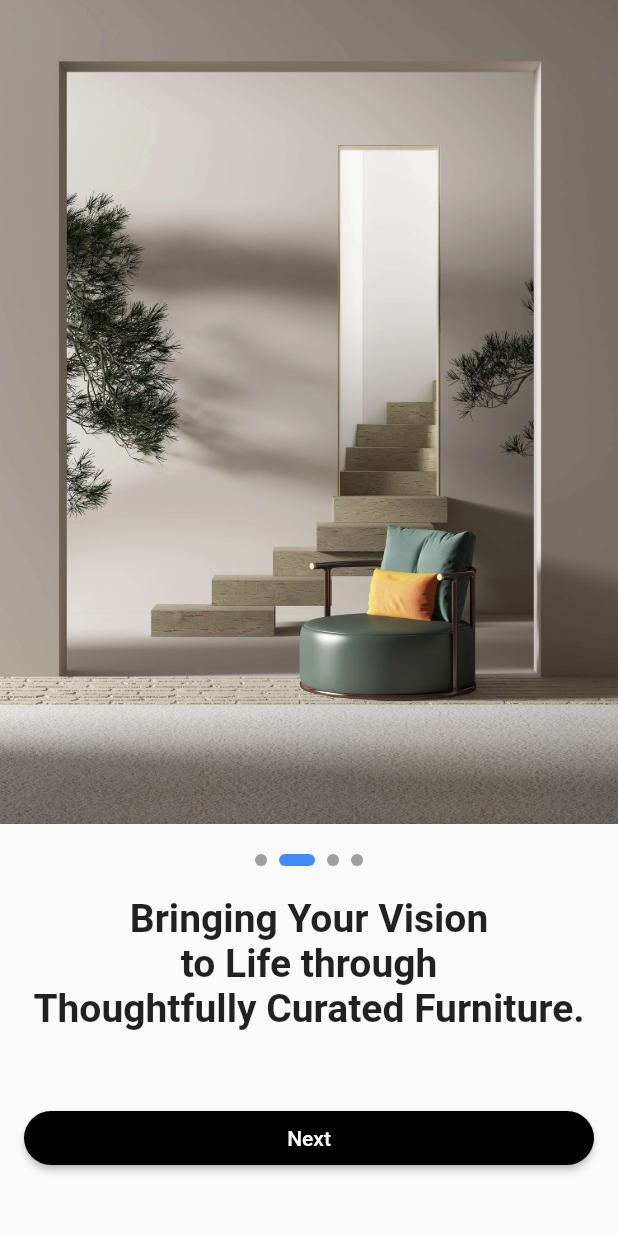
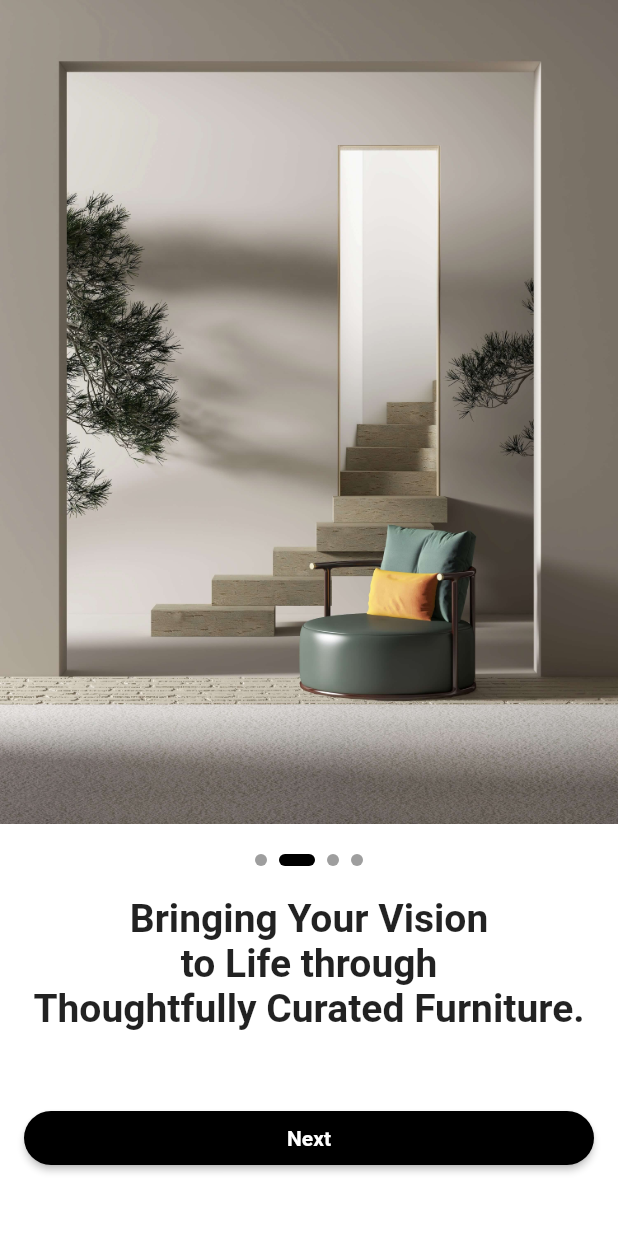
Before and after one commit to hoajb/flutter-ecommerce-furniture, a Flutter app: the screen it shows after launch, after a tap on "Next", on a phone screen of 412 x 824 dp. Run offline on Flutter 3.47's test engine with Material 2 defaults, Android fonts, the phone set to English and light mode, and no system bars; our stand-ins replace shared_preferences.

Commit message:
theme-dark-mode

```diff
--- a/lib/config/theme/app_themes.dart
+++ b/lib/config/theme/app_themes.dart
@@ -1,18 +1,27 @@
 import 'package:flutter/material.dart';
 
-ThemeData theme() {
+ThemeData getAppTheme(BuildContext context, bool isDarkTheme) {
   return ThemeData(
-      scaffoldBackgroundColor: Colors.white,
-      fontFamily: 'Muli',
-      appBarTheme: appBarTheme());
-}
-
-AppBarTheme appBarTheme() {
-  return const AppBarTheme(
-    color: Colors.white,
-    elevation: 0,
-    centerTitle: true,
-    iconTheme: IconThemeData(color: Color(0XFF8B8B8B)),
-    titleTextStyle: TextStyle(color: Color(0XFF8B8B8B), fontSize: 18),
+    scaffoldBackgroundColor: isDarkTheme ? Colors.black : Colors.white,
+    textTheme: Theme.of(context)
+        .textTheme
+        .copyWith(
+          titleSmall:
+              Theme.of(context).textTheme.titleSmall?.copyWith(fontSize: 11),
+        )
+        .apply(
+          bodyColor: isDarkTheme ? Colors.white : Colors.black,
+          displayColor: Colors.grey,
+        ),
+    switchTheme: SwitchThemeData(
+      thumbColor: MaterialStateProperty.all(
+          isDarkTheme ? Colors.orange : Colors.purple),
+    ),
+    listTileTheme: ListTileThemeData(
+        iconColor: isDarkTheme ? Colors.orange : Colors.purple),
+    appBarTheme: AppBarTheme(
+        backgroundColor: isDarkTheme ? Colors.black : Colors.white,
+        iconTheme:
+            IconThemeData(color: isDarkTheme ? Colors.white : Colors.black54)),
   );
 }
--- /dev/null
+++ b/lib/config/theme/styles.dart
@@ -0,0 +1,107 @@
+import 'dart:ui';
+
+import 'package:flutter/material.dart';
+
+abstract class Styles {
+  //colors
+  static const Color whiteColor = Color(0xffffffff);
+  static const Color blackColor = Color(0xff0000000);
+  static const Color orangeColor = Colors.orange;
+  static const Color redColor = Colors.red;
+  static const Color darkRedColor = Color(0xFFB71C1C);
+
+  static const Color purpleColor = Color(0xff5E498A);
+
+  static const Color darkThemeColor = Color(0xff33333E);
+
+  static const Color grayColor = Color(0xff797979);
+
+  static const Color greyColorLight = Color(0xffd7d7d7);
+
+  static const Color settingsBackground = Color(0xffefeff4);
+
+  static const Color settingsGroupSubtitle = Color(0xff777777);
+
+  static const Color iconBlue = Color(0xff0000ff);
+  static const Color transparent = Colors.transparent;
+  static const Color iconGold = Color(0xffdba800);
+  static const Color bottomBarSelectedColor = Color(0xff5e4989);
+
+  //Strings
+  static const TextStyle defaultTextStyle = TextStyle(
+    color: Styles.purpleColor,
+    fontSize: 20.0,
+  );
+  static const TextStyle defaultTextStyleBlack = TextStyle(
+    color: Styles.blackColor,
+    fontSize: 20.0,
+  );
+  static const TextStyle defaultTextStyleGRey = TextStyle(
+    color: Styles.grayColor,
+    fontSize: 20.0,
+  );
+  static const TextStyle smallTextStyleGRey = TextStyle(
+    color: Styles.grayColor,
+    fontSize: 16.0,
+  );
+  static const TextStyle smallTextStyle = TextStyle(
+    color: Styles.purpleColor,
+    fontSize: 16.0,
+  );
+  static const TextStyle smallTextStyleWhite = TextStyle(
+    color: Styles.whiteColor,
+    fontSize: 16.0,
+  );
+  static const TextStyle smallTextStyleBlack = TextStyle(
+    color: Styles.blackColor,
+    fontSize: 16.0,
+  );
+  static const TextStyle defaultButtonTextStyle =
+      TextStyle(color: Styles.whiteColor, fontSize: 20);
+
+  static const TextStyle profileTextStyleBlack = TextStyle(
+    color: Styles.blackColor,
+    fontSize: 20.0,
+  );
+
+  static const TextStyle defaultTextStyleWhite = TextStyle(
+    color: Styles.whiteColor,
+    fontSize: 20.0,
+  );
+  static const TextStyle messageRecipientTextStyle = TextStyle(
+      color: Styles.blackColor, fontSize: 16.0, fontWeight: FontWeight.bold);
+
+  static ThemeData themeData(bool isDarkTheme, BuildContext context) {
+    return ThemeData(
+      //* Custom Google Font
+      //  fontFamily: Devfest.google_sans_family,
+      primarySwatch: Colors.grey,
+      primaryColor: isDarkTheme ? Colors.black : Colors.white,
+      scaffoldBackgroundColor: isDarkTheme ? Colors.black : Colors.white,
+      //
+      // backgroundColor: isDarkTheme ? Colors.black : Color(0xffF1F5FB),
+      //
+      // indicatorColor: isDarkTheme ? Color(0xff0E1D36) : Color(0xffCBDCF8),
+      // // buttonColor: isDarkTheme ? Color(0xff3B3B3B) : Color(0xffF1F5FB),
+      //
+      // hintColor: isDarkTheme ? Color(0xff280C0B) : Color(0xffEECED3),
+      //
+      // highlightColor: isDarkTheme ? Color(0xff372901) : Color(0xffFCE192),
+      // hoverColor: isDarkTheme ? Color(0xff3A3A3B) : Color(0xff4285F4),
+      //
+      // focusColor: isDarkTheme ? Color(0xff0B2512) : Color(0xffA8DAB5),
+      // disabledColor: Colors.grey,
+      // // textSelectionColor: isDarkTheme ? Colors.white : Colors.black,
+      // cardColor: isDarkTheme ? Color(0xFF151515) : Colors.white,
+      // canvasColor: isDarkTheme ? Colors.black : Colors.grey[50],
+      brightness: isDarkTheme ? Brightness.dark : Brightness.light,
+      // buttonTheme: Theme.of(context).buttonTheme.copyWith(
+      //     colorScheme: isDarkTheme ? ColorScheme.dark() : ColorScheme.light()),
+      appBarTheme: AppBarTheme(
+          backgroundColor: isDarkTheme ? Colors.black : Colors.white,
+          elevation: 0.0,
+          iconTheme: IconThemeData(
+              color: isDarkTheme ? Colors.white : Colors.black54)),
+    );
+  }
+}
--- /dev/null
+++ b/lib/config/theme/theme_preferences.dart
@@ -0,0 +1,15 @@
+import 'package:shared_preferences/shared_preferences.dart';
+
+class MyThemePreferences {
+  static const THEME_KEY = "theme_key";
+
+  setTheme(bool value) async {
+    SharedPreferences sharedPreferences = await SharedPreferences.getInstance();
+    sharedPreferences.setBool(THEME_KEY, value);
+  }
+
+  getTheme() async {
+    SharedPreferences sharedPreferences = await SharedPreferences.getInstance();
+    return sharedPreferences.getBool(THEME_KEY) ?? false;
+  }
+}
--- /dev/null
+++ b/lib/config/theme/theme_provider.dart
@@ -0,0 +1,31 @@
+import 'package:flutter/material.dart';
+import 'package:flutter_ecommerce_furniture/config/theme/theme_preferences.dart';
+
+class ModelTheme extends ChangeNotifier {
+  late bool _isDark;
+  late MyThemePreferences _preferences;
+
+  bool get isDarkMode => _isDark;
+
+  ModelTheme() {
+    _isDark = false;
+    _preferences = MyThemePreferences();
+    getPreferences();
+  }
+
+//Switching the themes
+  set isDarkMode(bool value) {
+    _isDark = value;
+    _preferences.setTheme(value);
+    notifyListeners();
+  }
+
+  getPreferences() async {
+    _isDark = await _preferences.getTheme();
+    notifyListeners();
+  }
+
+  void toggleMode() {
+    isDarkMode = !isDarkMode;
+  }
+}
--- /dev/null
+++ b/lib/config/theme/theme_toggle_button.dart
@@ -0,0 +1,82 @@
+import 'package:flutter/material.dart';
+import 'package:flutter/services.dart';
+import 'package:provider/provider.dart';
+
+import 'theme_provider.dart';
+
+class ModeToggleButton extends StatefulWidget {
+  const ModeToggleButton({super.key});
+
+  @override
+  _ModeToggleButtonState createState() => _ModeToggleButtonState();
+}
+
+class _ModeToggleButtonState extends State<ModeToggleButton> {
+  Size get s => MediaQuery.of(context).size;
+  int isOn = 0;
+
+  @override
+  Widget build(BuildContext context) {
+    bool darkModeEnabled = Theme.of(context).brightness == Brightness.dark;
+    darkModeEnabled ? isOn = 1 : isOn = 0;
+    return AnimatedContainer(
+      duration: const Duration(milliseconds: 360),
+      width: s.width / 2,
+      height: s.height / 4,
+      color: Colors.transparent,
+      child: Center(
+        child: GestureDetector(
+          onTap: () {
+            HapticFeedback.mediumImpact();
+            Provider.of<ModelTheme>(context, listen: false).toggleMode();
+            setState(() {
+              isOn == 0 ? isOn = 1 : isOn = 0;
+            });
+          },
+          child: Container(
+            width: s.width / 4,
+            height: s.width * 0.125,
+            decoration: BoxDecoration(
+              color: Color(isOn == 0 ? 0xff000000 : 0xffffffff),
+              borderRadius: BorderRadius.circular(60),
+            ),
+            child: Stack(
+              children: <Widget>[
+                AnimatedPositioned(
+                  duration: const Duration(milliseconds: 360),
+                  top: 0,
+                  left: 0 + (s.width * 0.125) * isOn,
+                  child: Padding(
+                    padding: const EdgeInsets.all(8.0),
+                    child: Container(
+                      width: s.width * 0.125 - 16,
+                      height: s.width * 0.125 - 16,
+                      decoration: BoxDecoration(
+                        color: Color(isOn == 0 ? 0xffffffff : 0xff000000),
+                        shape: BoxShape.circle,
+                      ),
+                    ),
+                  ),
+                ),
+                AnimatedPositioned(
+                  duration: const Duration(milliseconds: 360),
+                  top: isOn == 0 ? (s.width * 0.125 - 8) / 2 : 8,
+                  left: 0 + (s.width * 0.125 - 8) * isOn,
+                  child: AnimatedContainer(
+                    duration: const Duration(milliseconds: 360),
+                    width: 8 + (s.width * 0.125 - 24) * isOn,
+                    height: 8 + (s.width * 0.125 - 24) * isOn,
+                    decoration: BoxDecoration(
+                      color: Color(isOn == 0 ? 0xff000000 : 0xffffffff),
+                      shape: BoxShape.circle,
+                    ),
+                  ),
+                ),
+              ],
+            ),
+          ),
+        ),
+      ),
+    );
+  }
+}
--- a/lib/core/wigets/action_button.dart
+++ b/lib/core/wigets/action_button.dart
@@ -3,39 +3,39 @@ import 'package:flutter/material.dart';
 class ActionButton extends StatelessWidget {
   final String text;
   final VoidCallback onPressed;
-  final Color backgroundColor;
-  final Color textColor;
+  final Color? backgroundColor;
+  final Color? textColor;
   final bool matchParentWidth;
 
   const ActionButton({
     super.key,
     required this.text,
     required this.onPressed,
-    this.backgroundColor = Colors.black,
-    this.textColor = Colors.white,
+    this.backgroundColor,
+    this.textColor,
     this.matchParentWidth = false,
   });
 
   @override
   Widget build(BuildContext context) {
+    bool darkModeEnabled = Theme.of(context).brightness == Brightness.dark;
+    final backgroundC =
+        backgroundColor ?? (darkModeEnabled ? Colors.white : Colors.black);
+
+    final textC = textColor ?? (darkModeEnabled ? Colors.black : Colors.white);
     return SizedBox(
       width: matchParentWidth ? double.infinity : null,
       child: ElevatedButton(
         onPressed: onPressed,
         style: ElevatedButton.styleFrom(
-          primary: backgroundColor,
+          backgroundColor: backgroundC,
           shape: const RoundedRectangleBorder(
-            borderRadius: BorderRadius.only(
-              topRight: Radius.circular(50),
-              bottomRight: Radius.circular(50),
-              topLeft: Radius.circular(50),
-              bottomLeft: Radius.circular(50),
-            ),
+            borderRadius: BorderRadius.all(Radius.circular(50)),
           ),
         ),
         child: Text(
           text,
-          style: TextStyle(color: textColor),
+          style: TextStyle(color: textC, fontWeight: FontWeight.bold),
         ),
       ),
     );
--- a/lib/features/authentication/presentation/login_page.dart
+++ b/lib/features/authentication/presentation/login_page.dart
@@ -1,5 +1,6 @@
 import 'package:flutter/material.dart';
 import 'package:flutter_ecommerce_furniture/config/routes/routes.dart';
+import 'package:flutter_ecommerce_furniture/core/wigets/action_button.dart';
 
 class LoginPage extends StatelessWidget {
   const LoginPage({super.key});
@@ -20,11 +21,12 @@ class LoginPage extends StatelessWidget {
               obscureText: true,
             ),
             const SizedBox(height: 20),
-            ElevatedButton(
+            ActionButton(
+              matchParentWidth: true,
               onPressed: () {
                 Navigator.pushNamed(context, AppRoutes.home);
               },
-              child: const Text('Login'),
+              text: 'Login',
             ),
             TextButton(
               onPressed: () {
--- a/lib/features/welcome/presentation/onboarding_page.dart
+++ b/lib/features/welcome/presentation/onboarding_page.dart
@@ -1,6 +1,8 @@
 import 'package:flutter/material.dart';
 import 'package:flutter_ecommerce_furniture/config/routes/routes.dart';
 import 'package:flutter_ecommerce_furniture/core/wigets/action_button.dart';
+
+import '../../../config/theme/theme_toggle_button.dart';
 
 class OnboardingPage extends StatefulWidget {
   const OnboardingPage({super.key});
@@ -74,8 +76,9 @@ class _OnboardingPageState extends State<OnboardingPage> {
             padding: const EdgeInsets.symmetric(horizontal: 16),
             child: ActionButton(
               // Updated to use ActionButton
-              text:
-                  _currentPage == _imagePaths.length - 1 ? "Get Started" : "Next",
+              text: _currentPage == _imagePaths.length - 1
+                  ? "Get Started"
+                  : "Next",
               matchParentWidth: true,
               onPressed: () {
                 if (_currentPage < _imagePaths.length - 1) {
@@ -105,13 +108,15 @@ class _OnboardingPageState extends State<OnboardingPage> {
   }
 
   Widget _indicator(bool isActive) {
+    bool darkModeEnabled = Theme.of(context).brightness == Brightness.dark;
+    final activeColor = darkModeEnabled ? Colors.white : Colors.black;
     return AnimatedContainer(
       duration: const Duration(milliseconds: 150),
       margin: const EdgeInsets.symmetric(horizontal: 4.0),
       height: 8.0,
       width: isActive ? 24.0 : 8.0,
       decoration: BoxDecoration(
-        color: isActive ? Colors.blueAccent : Colors.grey,
+        color: isActive ? activeColor : Colors.grey,
         borderRadius: const BorderRadius.all(Radius.circular(12)),
       ),
     );
--- a/lib/features/welcome/presentation/welcome_page.dart
+++ b/lib/features/welcome/presentation/welcome_page.dart
@@ -1,5 +1,8 @@
 import 'package:flutter/material.dart';
 import 'package:flutter_ecommerce_furniture/config/routes/routes.dart';
+import 'package:flutter_ecommerce_furniture/core/wigets/action_button.dart';
+
+import '../../../config/theme/theme_toggle_button.dart';
 
 class WelcomePage extends StatelessWidget {
   const WelcomePage({super.key});
@@ -8,26 +11,35 @@ class WelcomePage extends StatelessWidget {
   Widget build(BuildContext context) {
     return Scaffold(
       appBar: AppBar(title: const Text('Welcome')),
-      body: Center(
+      body: Padding(
+        padding: const EdgeInsets.all(16),
+        child: Center(
           child: Column(
             mainAxisAlignment: MainAxisAlignment.center,
             children: [
-            const Text('Welcome to Flutter Furniture!'),
+              const Text(
+                'Welcome to Flutter Furniture!',
+                style: TextStyle(fontSize: 26, fontWeight: FontWeight.bold),
+              ),
               const SizedBox(height: 20),
-            ElevatedButton(
+              ActionButton(
+                matchParentWidth: true,
                 onPressed: () {
                   Navigator.pushNamed(context, AppRoutes.login);
                 },
-              child: const Text('Login'),
+                text: 'Login',
               ),
               const SizedBox(height: 10),
-            ElevatedButton(
+              ActionButton(
+                matchParentWidth: true,
                 onPressed: () {
                   Navigator.pushNamed(context, AppRoutes.register);
                 },
-              child: const Text('Register'),
+                text: 'Register',
               ),
+              const ModeToggleButton()
             ],
+          ),
         ),
       ),
     );
--- a/lib/main.dart
+++ b/lib/main.dart
@@ -1,5 +1,10 @@
 import 'package:flutter/material.dart';
 import 'package:flutter_ecommerce_furniture/config/routes/routes.dart';
+import 'package:flutter_ecommerce_furniture/config/theme/app_themes.dart';
+import 'package:provider/provider.dart';
+
+import 'config/theme/styles.dart';
+import 'config/theme/theme_provider.dart';
 
 void main() {
   runApp(const MyApp());
@@ -10,13 +15,22 @@ class MyApp extends StatelessWidget {
 
   @override
   Widget build(BuildContext context) {
-    return MaterialApp(
-      title: 'Flutter Furniture',
-      theme: ThemeData(
-        primarySwatch: Colors.blue,
+    return MultiProvider(
+      providers: [
+        ChangeNotifierProvider(
+          create: (ctx) => ModelTheme(),
+        ),
+      ],
+      child: Consumer<ModelTheme>(
+        builder: (BuildContext context, themeObject, Widget? child) =>
+            MaterialApp(
+          title: 'Flutter Furniture',
+          // theme: getAppTheme(context, themeObject.isDarkMode),
+          theme: Styles.themeData(themeObject.isDarkMode, context),
+          initialRoute: AppRoutes.onboarding,
+          onGenerateRoute: AppRoutes.generateRoute,
+        ),
       ),
-      initialRoute: AppRoutes.onboarding,
-      onGenerateRoute: AppRoutes.generateRoute,
     );
   }
 }
--- a/pubspec.yaml
+++ b/pubspec.yaml
@@ -35,6 +35,8 @@ dependencies:
   # The following adds the Cupertino Icons font to your application.
   # Use with the CupertinoIcons class for iOS style icons.
   cupertino_icons: ^1.0.2
+  provider: ^6.0.5
+  shared_preferences: ^2.2.0
 
 dev_dependencies:
   flutter_test:
```
Also changed, not shown: 8 other files. Lines whose indentation alone changed are shown as unchanged.
